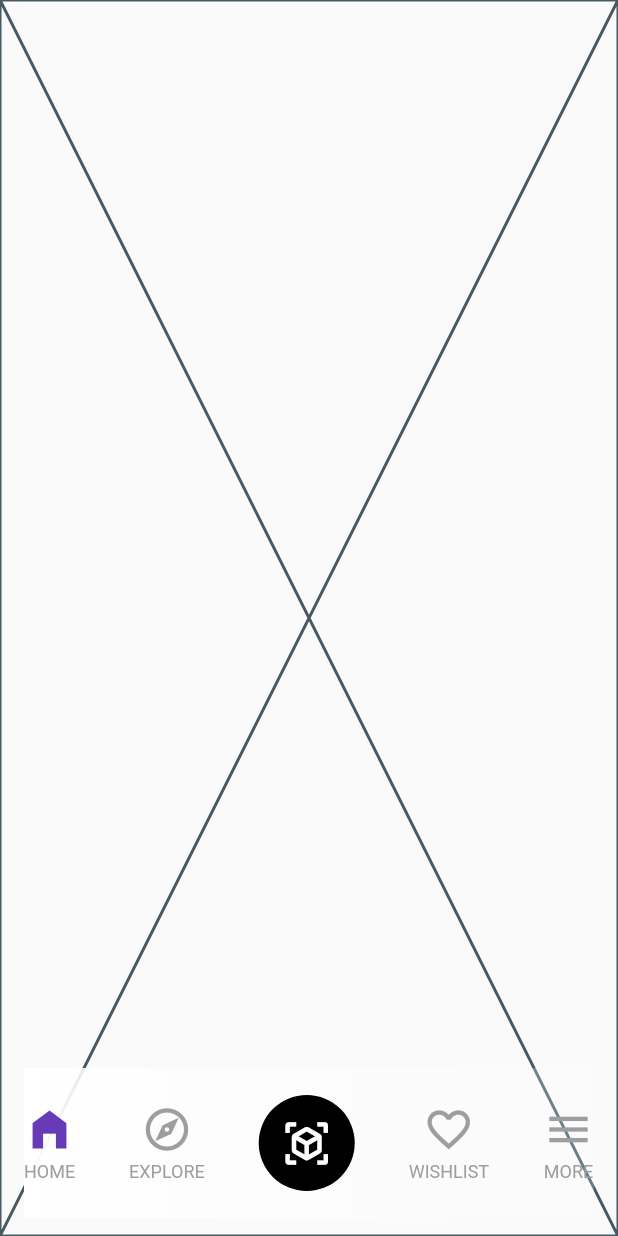
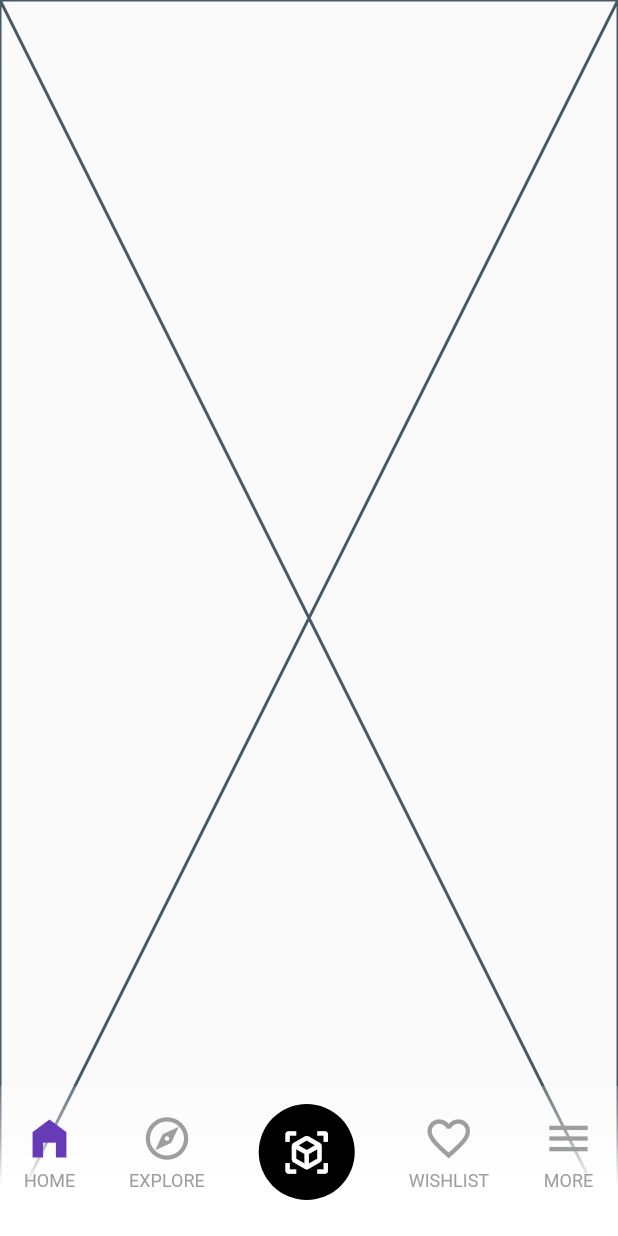
Before and after one commit to JAICHANGPARK/flutter_notebook_chapter_22, a Flutter app: the screen it shows after launch, on a phone screen of 412 x 824 dp. Run offline on Flutter 3.47's test engine with Material 2 defaults, Android fonts, the phone set to English and light mode, and no system bars; our stand-ins replace dots_indicator, flutter_riverpod, freezed_annotation, google_fonts, table_calendar.

Commit message:
Update ar_shopping_home_page.dart

```diff
--- a/lib/ep1268_ar_shopping_app/src/ui/ar_shopping_home_page.dart
+++ b/lib/ep1268_ar_shopping_app/src/ui/ar_shopping_home_page.dart
@@ -27,16 +27,19 @@ class _ArShoppingHomePageState extends State<ArShoppingHomePage> {
               right: 0,
               child: Container(
                 height: 100,
-                margin: const EdgeInsets.only(
+                padding: const EdgeInsets.only(
                   left: 16,
                   right: 16,
                   bottom: 12,
                 ),
                 decoration: BoxDecoration(
                   gradient: LinearGradient(
+                    begin: Alignment.bottomCenter,
+                    end: Alignment.topCenter,
                     colors: [
                       Colors.white,
-                      Colors.white.withOpacity(0.4),
+                      Colors.white,
+                      Colors.white.withOpacity(0.5),
                       Colors.white.withOpacity(0.2),
                     ],
                   ),
```
